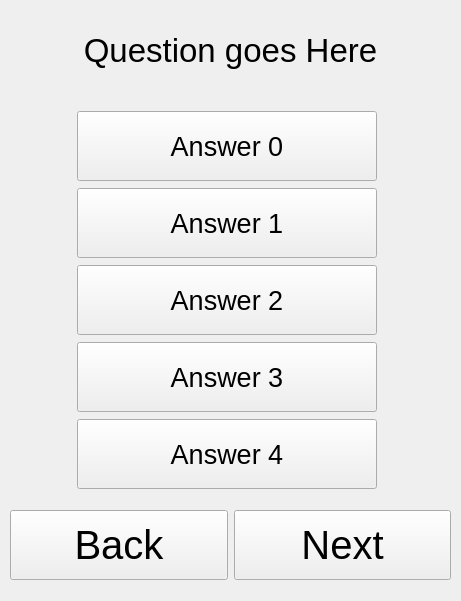
Above: umati/UmatiSurveyTaskView.ui from kheimerl/umati before the change. Below: the same form after it.
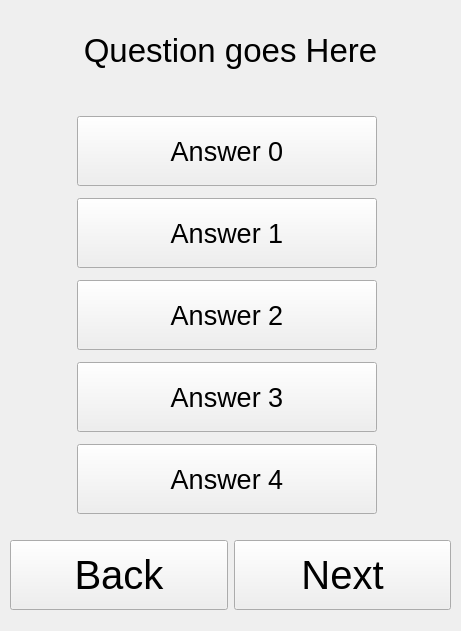
That is the form after the change.

The edit to the form file:
```diff
--- a/umati/UmatiSurveyTaskView.ui
+++ b/umati/UmatiSurveyTaskView.ui
@@ -7,7 +7,7 @@
     <x>0</x>
     <y>0</y>
     <width>461</width>
-    <height>601</height>
+    <height>631</height>
    </rect>
   </property>
   <property name="windowTitle">
@@ -41,7 +41,7 @@
    <property name="geometry">
     <rect>
      <x>10</x>
-     <y>500</y>
+     <y>530</y>
      <width>441</width>
      <height>91</height>
     </rect>
@@ -91,7 +91,7 @@
      <x>2</x>
      <y>110</y>
      <width>451</width>
-     <height>381</height>
+     <height>411</height>
     </rect>
    </property>
    <layout class="QGridLayout" name="gridLayout_2">
```
